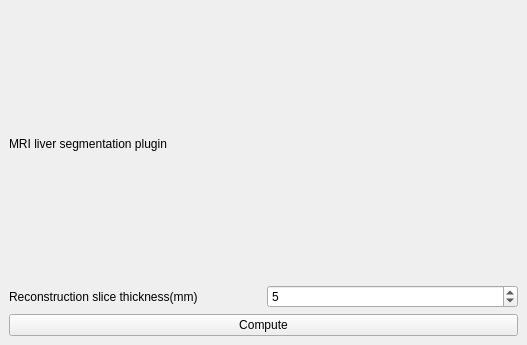
Qt form imfusion-plugin/mri-plugin/MRISegmentationController.ui (jmguerra444/liver-registration) before a commit.
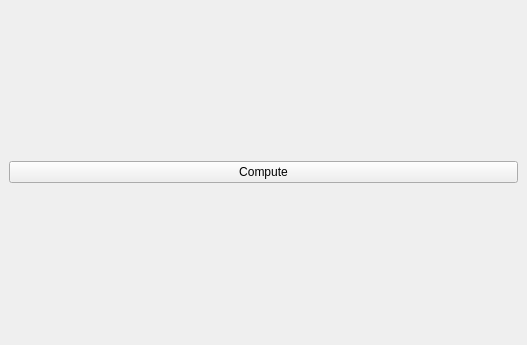
The same form after that commit.

The edit to the form file:
```diff
--- a/imfusion-plugin/mri-plugin/MRISegmentationController.ui
+++ b/imfusion-plugin/mri-plugin/MRISegmentationController.ui
@@ -26,46 +26,13 @@
    <property name="bottomMargin">
     <number>9</number>
    </property>
-   <item row="1" column="1">
-    <widget class="QSpinBox" name="spinBoxThickness">
-     <property name="minimum">
-      <number>1</number>
-     </property>
-     <property name="maximum">
-      <number>10</number>
-     </property>
-     <property name="singleStep">
-      <number>1</number>
-     </property>
-     <property name="value">
-      <number>5</number>
-     </property>
-    </widget>
-   </item>
-   <item row="2" column="0" colspan="2">
+   <item row="0" column="0" colspan="2">
     <widget class="QPushButton" name="pushButtonApply">
      <property name="text">
       <string>Compute</string>
      </property>
     </widget>
    </item>
-   <item row="1" column="0">
-    <widget class="QLabel" name="label">
-     <property name="text">
-      <string>Reconstruction slice thickness(mm)</string>
-     </property>
-    </widget>
-   </item>
-   <item row="0" column="0" colspan="2">
-    <widget class="QLabel" name="label_2">
-     <property name="text">
-      <string>MRI liver segmentation plugin</string>
-     </property>
-     <property name="wordWrap">
-      <bool>true</bool>
-     </property>
-    </widget>
-   </item>
   </layout>
  </widget>
  <resources/>
```
